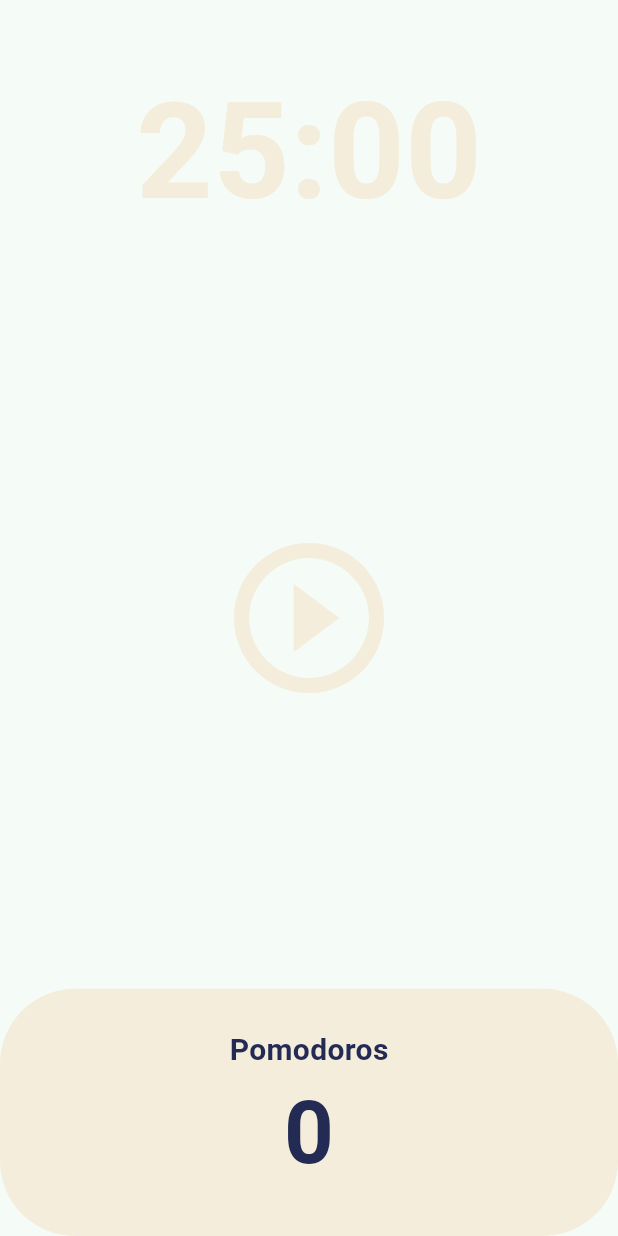
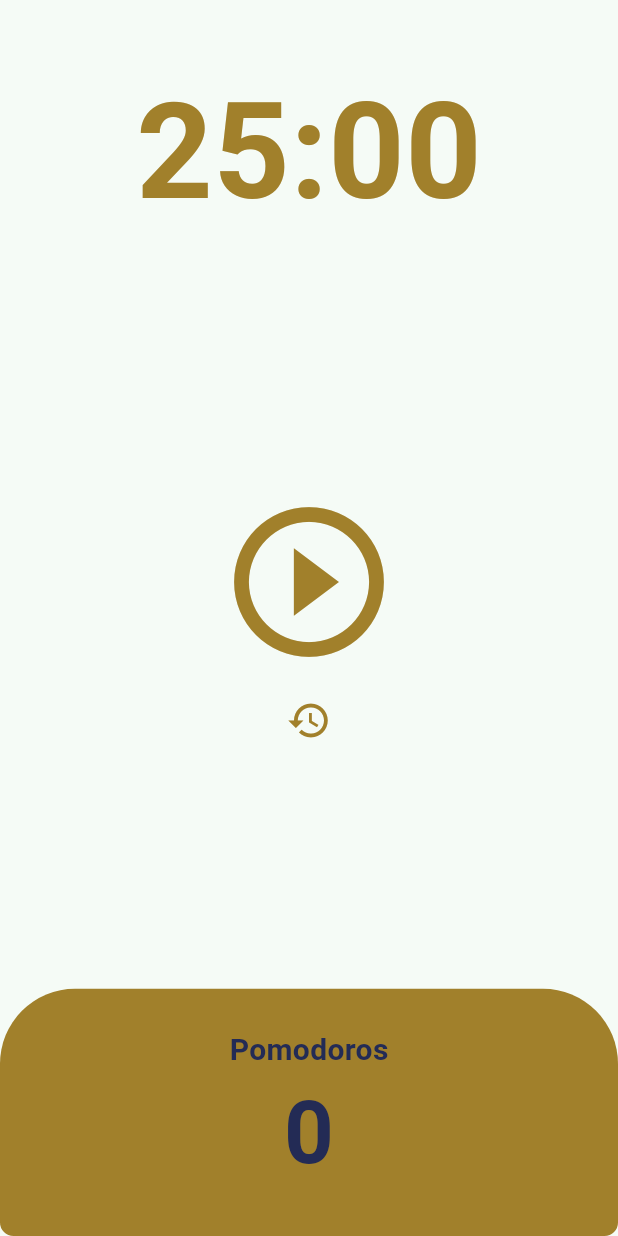
Before and after one commit to humble92/pomodoro, a Flutter app: the screen it shows after launch, on a phone screen of 412 x 824 dp. Run offline on Flutter 3.47's test engine with Material 3 defaults, Android fonts, the phone set to English and light mode, and no system bars.

Commit message:
ADD: reset button(challenge 2)

```diff
--- a/lib/main.dart
+++ b/lib/main.dart
@@ -17,7 +17,7 @@ class App extends StatelessWidget {
             color: Color(0xFF232B55),
           ),
         ),
-        cardColor: const Color(0xFFF4EDDB),
+        cardColor: const Color.fromRGBO(161, 128, 43, 1),
         colorScheme: ColorScheme.fromSeed(
           seedColor: const Color.fromARGB(255, 47, 112, 90),
         ),
--- a/lib/screens/home_screen.dart
+++ b/lib/screens/home_screen.dart
@@ -48,6 +48,12 @@ class _HomeScreenState extends State<HomeScreen> {
     });
   }
 
+  void onResetPressed() {
+    setState(() {
+      totalSeconds = twentyFiveMinutes;
+    });
+  }
+
   String format(int seconds) {
     var duration = Duration(seconds: seconds);
     return duration.toString().split(".").first.substring(2, 7);
@@ -75,8 +81,10 @@ class _HomeScreenState extends State<HomeScreen> {
           ),
           Flexible(
             flex: 3,
-            child: Center(
-              child: IconButton(
+            child: Column(
+              mainAxisAlignment: MainAxisAlignment.center,
+              children: [
+                IconButton(
                   iconSize: 120,
                   color: Theme.of(context).cardColor,
                   onPressed: isRunning ? onPausePressed : onStartPressed,
@@ -84,6 +92,13 @@ class _HomeScreenState extends State<HomeScreen> {
                       ? Icons.pause_circle_outline
                       : Icons.play_circle_outline),
                 ),
+                IconButton(
+                  iconSize: 30,
+                  color: Theme.of(context).cardColor,
+                  onPressed: onResetPressed,
+                  icon: const Icon(Icons.restore),
+                )
+              ],
             ),
           ),
           Flexible(
@@ -94,7 +109,12 @@ class _HomeScreenState extends State<HomeScreen> {
                   child: Container(
                     decoration: BoxDecoration(
                       color: Theme.of(context).cardColor,
-                      borderRadius: BorderRadius.circular(50),
+                      borderRadius: const BorderRadius.only(
+                        topLeft: Radius.circular(50),
+                        topRight: Radius.circular(50),
+                        bottomLeft: Radius.circular(9),
+                        bottomRight: Radius.circular(9),
+                      ),
                     ),
                     child: Column(
                       mainAxisAlignment: MainAxisAlignment.center,
```
Lines whose indentation alone changed are shown as unchanged.
